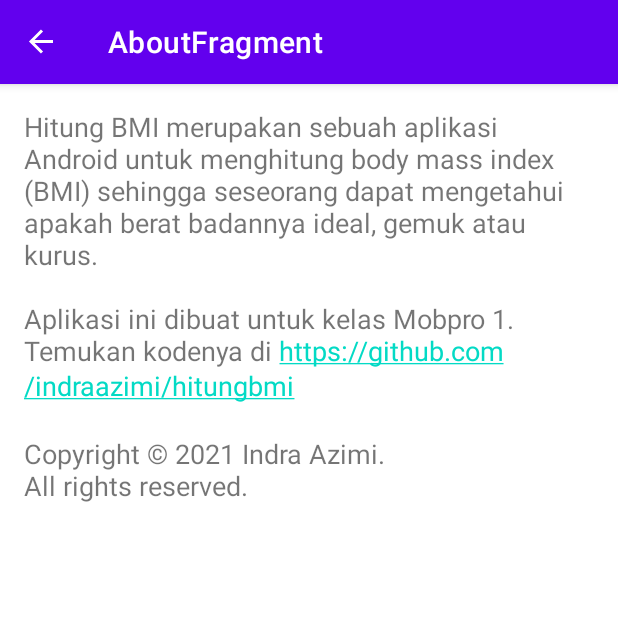
After one commit to D3IF-Cool/4301-hitung-bmi-YoshuaLangkay, an Android app: the AboutFragment screen opened through its navigation route, on a phone screen of 412 x 824 dp, the top half of it. The commit adds this screen. Run offline under Robolectric (Android 15) with nearby library versions, the phone set to English and light mode, and no system bars; our stand-ins replace navigation-ui.

Commit message:
Membuat navigasi menggunakan menu

```diff
--- /dev/null
+++ b/app/src/main/java/org/d3if0029/hitungbmi/ui/AboutFragment.kt
@@ -0,0 +1,7 @@
+package org.d3if0029.hitungbmi.ui
+
+import org.d3if0029.hitungbmi.R
+import androidx.fragment.app.Fragment
+
+class AboutFragment : Fragment(R.layout.fragment_about)  {
+}
--- a/app/src/main/java/org/d3if0029/hitungbmi/ui/HitungFragment.kt
+++ b/app/src/main/java/org/d3if0029/hitungbmi/ui/HitungFragment.kt
@@ -2,12 +2,11 @@ package org.d3if0029.hitungbmi.ui
 
 import android.os.Bundle
 import android.text.TextUtils
-import android.view.LayoutInflater
-import android.view.View
-import android.view.ViewGroup
+import android.view.*
 import android.widget.Toast
 import androidx.fragment.app.Fragment
 import androidx.navigation.findNavController
+import androidx.navigation.fragment.findNavController
 import org.d3if0029.hitungbmi.R
 import org.d3if0029.hitungbmi.data.KategoriBmi
 import org.d3if0029.hitungbmi.databinding.FragmentHitungBinding
@@ -20,7 +19,7 @@ class HitungFragment : Fragment() {
     override fun onCreateView(inflater: LayoutInflater, container: ViewGroup?,
                               savedInstanceState: Bundle?): View? {
         binding = FragmentHitungBinding.inflate(
-                layoutInflater, container, false)
+            layoutInflater, container, false)
         binding.button.setOnClickListener { hitungBmi() }
         binding.button2.setOnClickListener { reset() }
         binding.saranButton.setOnClickListener { view: View ->
@@ -29,8 +28,22 @@ class HitungFragment : Fragment() {
                 actionHitungFragmentToSaranFragment(kategoriBmi)
             )
         }
+        setHasOptionsMenu(true)
         return binding.root
     }
+    override fun onCreateOptionsMenu(menu: Menu, inflater: MenuInflater) {
+        super.onCreateOptionsMenu(menu, inflater)
+        inflater.inflate(R.menu.option_menu, menu)
+    }
+    override fun onOptionsItemSelected(item: MenuItem): Boolean {
+        if (item.itemId == R.id.menu_about) {
+            findNavController().navigate(
+                R.id.action_hitungFragment_to_aboutFragment)
+            return true
+        }
+        return super.onOptionsItemSelected(item)
+    }
+
 
     private fun reset(){
         binding.beratEditText.text = null
--- /dev/null
+++ b/app/src/main/res/layout/fragment_about.xml
@@ -0,0 +1,8 @@
+<?xml version="1.0" encoding="utf-8"?>
+<TextView xmlns:android="http://schemas.android.com/apk/res/android"
+    android:layout_width="match_parent"
+    android:layout_height="match_parent"
+    android:layout_margin="16dp"
+    android:autoLink="web"
+    android:text="@string/copyright"
+    android:textSize="18sp" />
--- /dev/null
+++ b/app/src/main/res/menu/option_menu.xml
@@ -0,0 +1,9 @@
+<?xml version="1.0" encoding="utf-8"?>
+<menu xmlns:app="http://schemas.android.com/apk/res-auto"
+    xmlns:android="http://schemas.android.com/apk/res/android">
+
+    <item
+        android:id="@+id/menu_about"
+        android:title="@string/tentang_aplikasi"
+        app:showAsAction="never"/>
+</menu>
--- a/app/src/main/res/values/strings.xml
+++ b/app/src/main/res/values/strings.xml
@@ -26,6 +26,10 @@
     <string name="saran_gemuk">Cobalah untuk olahraga lari. Kemanapun boleh, asal tidak lari dari kehidupan.</string>
 
     <string name="lihat_saran">Lihat Saran</string>
+    <string name="copyright">Hitung BMI merupakan sebuah aplikasi Android untuk menghitung body mass index (BMI) sehingga seseorang dapat mengetahui apakah
+    berat badannya ideal, gemuk atau kurus.\n\nAplikasi ini dibuat untuk kelas
+    Mobpro 1. Temukan kodenya di https://github.com/indraazimi/hitungbmi\n\nCopyright © 2021 Indra Azimi.\nAll rights reserved.</string>
+    <string name="tentang_aplikasi">Tentang Aplikasi</string>
 
 
 </resources>
```
Also changed, not shown: app/src/main/res/navigation/navigation.xml (+8 -0 lines).
